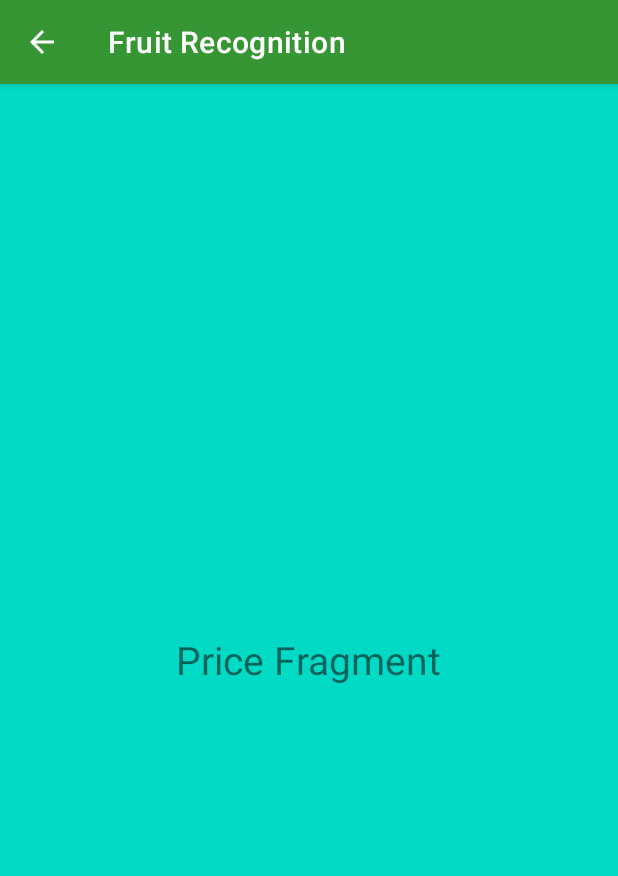
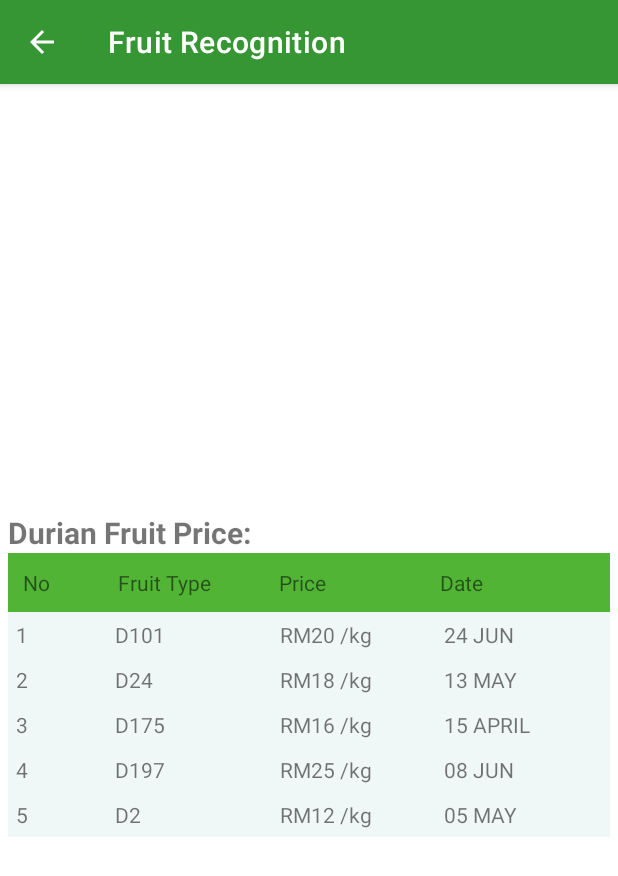
Before and after one commit to zakirzikri12/Fruit_Recognition, an Android app: the PriceFruit screen opened directly, with no data from a screen before it, on a phone screen of 412 x 824 dp. Shown: the top 876 px of the screen. Run offline under Robolectric (Android 15) with nearby library versions, the phone set to English and light mode, and no system bars.

Commit message:
7th commit: hardcode price table UI

```diff
--- a/app/src/main/res/layout/price_activity.xml
+++ b/app/src/main/res/layout/price_activity.xml
@@ -1,17 +1,161 @@
 <?xml version="1.0" encoding="utf-8"?>
-<FrameLayout xmlns:android="http://schemas.android.com/apk/res/android"
-    xmlns:tools="http://schemas.android.com/tools"
+<TableLayout xmlns:android="http://schemas.android.com/apk/res/android"
     android:layout_width="match_parent"
     android:layout_height="match_parent"
-    android:background="@color/teal_200"
-    tools:context=".PriceFragment">
+    android:layout_marginTop="10dp"
+    android:layout_gravity="center"
+    android:gravity="center"
+    android:paddingLeft="5dp"
+    android:paddingRight="5dp">
 
-    <!-- TODO: Update blank fragment layout -->
     <TextView
+        android:id="@+id/txt"
         android:layout_width="wrap_content"
         android:layout_height="wrap_content"
-        android:text="Price Fragment"
-        android:textSize="26dp"
-        android:layout_gravity="center"/>
+        android:text="Durian Fruit Price:"
+        android:textSize = "20dp"
+        android:textStyle="bold">
 
-</FrameLayout>
+    </TextView>
+
+
+    <TableRow android:background="#51B435" android:padding="10dp">
+        <TextView
+            android:layout_width="wrap_content"
+            android:layout_height="wrap_content"
+            android:layout_weight="1"
+            android:text="No" />
+        <TextView
+            android:layout_width="wrap_content"
+            android:layout_height="wrap_content"
+            android:layout_weight="1"
+            android:text="Fruit Type" />
+        <TextView
+            android:layout_width="wrap_content"
+            android:layout_height="wrap_content"
+            android:layout_weight="1"
+            android:text="Price" />
+        <TextView
+            android:layout_width="wrap_content"
+            android:layout_height="wrap_content"
+            android:layout_weight="1"
+            android:text="Date" />
+    </TableRow>
+    <TableRow android:background="#F0F7F7" android:padding="5dp">
+        <TextView
+            android:layout_width="wrap_content"
+            android:layout_height="wrap_content"
+            android:layout_weight="1"
+            android:text="1" />
+        <TextView
+            android:layout_width="wrap_content"
+            android:layout_height="wrap_content"
+            android:layout_weight="1"
+            android:text="D101" />
+        <TextView
+            android:layout_width="wrap_content"
+            android:layout_height="wrap_content"
+            android:layout_weight="1"
+            android:text="RM20 /kg" />
+        <TextView
+            android:layout_width="wrap_content"
+            android:layout_height="wrap_content"
+            android:layout_weight="1"
+            android:text="24 JUN" />
+    </TableRow>
+    <TableRow android:background="#F0F7F7" android:padding="5dp">
+        <TextView
+            android:layout_width="wrap_content"
+            android:layout_height="wrap_content"
+            android:layout_weight="1"
+            android:text="2" />
+        <TextView
+            android:layout_width="wrap_content"
+            android:layout_height="wrap_content"
+            android:layout_weight="1"
+            android:text="D24" />
+        <TextView
+            android:layout_width="wrap_content"
+            android:layout_height="wrap_content"
+            android:layout_weight="1"
+            android:text="RM18 /kg" />
+        <TextView
+            android:layout_width="wrap_content"
+            android:layout_height="wrap_content"
+            android:layout_weight="1"
+            android:text="13 MAY" />
+
+    </TableRow>
+    <TableRow android:background="#F0F7F7" android:padding="5dp">
+        <TextView
+            android:layout_width="wrap_content"
+            android:layout_height="wrap_content"
+            android:layout_weight="1"
+            android:text="3" />
+        <TextView
+            android:layout_width="wrap_content"
+            android:layout_height="wrap_content"
+            android:layout_weight="1"
+            android:text="D175" />
+        <TextView
+            android:layout_width="wrap_content"
+            android:layout_height="wrap_content"
+            android:layout_weight="1"
+            android:text="RM16 /kg" />
+        <TextView
+            android:layout_width="wrap_content"
+            android:layout_height="wrap_content"
+            android:layout_weight="1"
+            android:text="15 APRIL" />
+
+    </TableRow>
+
+    <TableRow android:background="#F0F7F7" android:padding="5dp">
+        <TextView
+            android:layout_width="wrap_content"
+            android:layout_height="wrap_content"
+            android:layout_weight="1"
+            android:text="4" />
+        <TextView
+            android:layout_width="wrap_content"
+            android:layout_height="wrap_content"
+            android:layout_weight="1"
+            android:text="D197" />
+        <TextView
+            android:layout_width="wrap_content"
+            android:layout_height="wrap_content"
+            android:layout_weight="1"
+            android:text="RM25 /kg" />
+        <TextView
+            android:layout_width="wrap_content"
+            android:layout_height="wrap_content"
+            android:layout_weight="1"
+            android:text="08 JUN" />
+
+    </TableRow>
+
+    <TableRow android:background="#F0F7F7" android:padding="5dp">
+        <TextView
+            android:layout_width="wrap_content"
+            android:layout_height="wrap_content"
+            android:layout_weight="1"
+            android:text="5" />
+        <TextView
+            android:layout_width="wrap_content"
+            android:layout_height="wrap_content"
+            android:layout_weight="1"
+            android:text="D2" />
+        <TextView
+            android:layout_width="wrap_content"
+            android:layout_height="wrap_content"
+            android:layout_weight="1"
+            android:text="RM12 /kg" />
+        <TextView
+            android:layout_width="wrap_content"
+            android:layout_height="wrap_content"
+            android:layout_weight="1"
+            android:text="05 MAY" />
+
+    </TableRow>
+
+</TableLayout>
```
